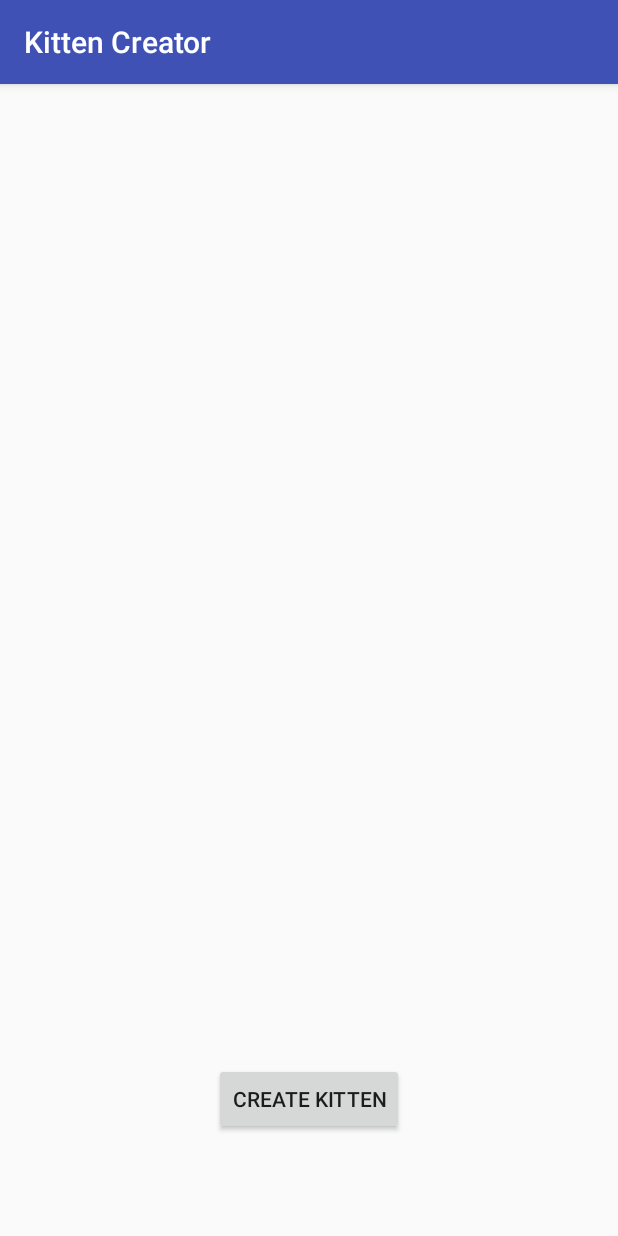
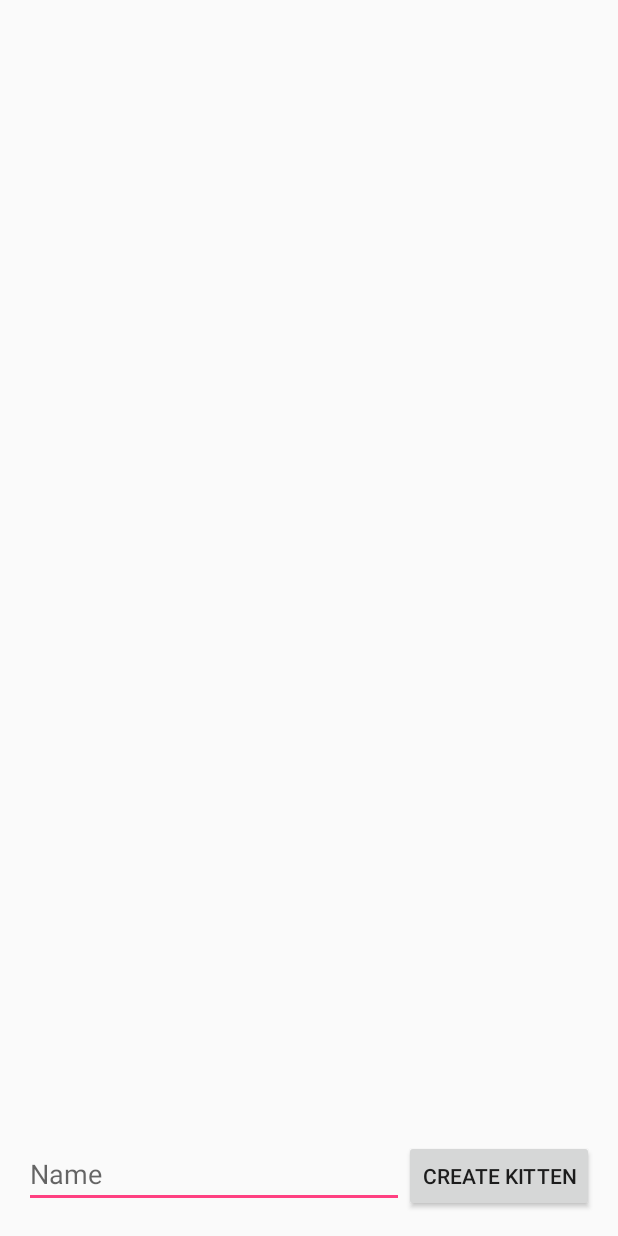
Before and after one commit to Summer-Rose/Epicodus_ParseSubclass_Demo, an Android app: the screen it shows after launch (MainActivity), on a phone screen of 412 x 824 dp. Run offline under Robolectric (Android 15) with nearby library versions, the phone set to English and light mode, and no system bars; libraries missing offline, so code that uses them is left out: com.parse; 4 statements that could not run were skipped.

Commit message:
Add listview and arraylist adapter

```diff
--- a/app/src/main/java/com/example/guest/parsetest/MainActivity.java
+++ b/app/src/main/java/com/example/guest/parsetest/MainActivity.java
@@ -1,9 +1,10 @@
 package com.example.guest.parsetest;
 
-import android.support.v7.app.AppCompatActivity;
+import android.app.ListActivity;
 import android.os.Bundle;
 import android.view.View;
-import android.widget.TextView;
+import android.widget.ArrayAdapter;
+import android.widget.EditText;
 
 import com.parse.FindCallback;
 import com.parse.ParseException;
@@ -11,29 +12,36 @@ import com.parse.ParseException;
 import java.util.ArrayList;
 import java.util.List;
 
-public class MainActivity extends AppCompatActivity {
+public class MainActivity extends ListActivity {
+    ArrayAdapter<String> adapter;
 
     @Override
     protected void onCreate(Bundle savedInstanceState) {
         super.onCreate(savedInstanceState);
         setContentView(R.layout.activity_main);
+
+        final EditText kittenNameEditText = (EditText) findViewById(R.id.kittenNameEditText);
+
         findViewById(R.id.createKittenButton).setOnClickListener(new View.OnClickListener() {
             @Override
             public void onClick(View v) {
-                Kitten meowsers = new Kitten("meowsers");
-                meowsers.saveInBackground();
+                String name = kittenNameEditText.getText().toString();
+                Kitten newKitten = new Kitten(name);
+                newKitten.saveInBackground();
+                adapter.add(name);
+                kittenNameEditText.setText("");
             }
         });
 
         Kitten.findAll(new FindCallback<Kitten>() {
             @Override
             public void done(List<Kitten> kittens, ParseException e) {
-                TextView kittenListText = (TextView) findViewById(R.id.kittenListText);
                 ArrayList<String> kittenNames = new ArrayList<String>();
                 for (int i = 0; i < kittens.size(); i++) {
                     kittenNames.add(kittens.get(i).getString("name"));
                 }
-                kittenListText.setText(kittenNames.toString());
+                adapter = new ArrayAdapter<String>(MainActivity.this, android.R.layout.simple_list_item_1, kittenNames);
+                setListAdapter(adapter);
             }
         });
 
--- a/app/src/main/res/layout/activity_main.xml
+++ b/app/src/main/res/layout/activity_main.xml
@@ -6,27 +6,29 @@
     android:paddingTop="@dimen/activity_vertical_margin"
     android:paddingBottom="@dimen/activity_vertical_margin" tools:context=".MainActivity">
 
-    <TextView
-        android:layout_width="wrap_content"
-        android:layout_height="wrap_content"
-        android:id="@+id/kittenListText"
-        android:layout_alignParentTop="true"
-        android:layout_centerHorizontal="true" />
-
     <Button
         android:layout_width="wrap_content"
         android:layout_height="wrap_content"
         android:text="Create Kitten"
         android:id="@+id/createKittenButton"
         android:layout_alignParentBottom="true"
-        android:layout_centerHorizontal="true"
-        android:layout_marginBottom="51dp" />
+        android:layout_alignParentRight="true"
+        android:layout_alignParentEnd="true"/>
 
     <ListView
         android:layout_width="wrap_content"
         android:layout_height="wrap_content"
         android:id="@android:id/list"
-        android:layout_below="@+id/kittenListText"
-        android:layout_centerHorizontal="true"
-        android:layout_above="@+id/createKittenButton" />
+        android:layout_centerHorizontal="true"/>
+
+    <EditText
+        android:layout_width="match_parent"
+        android:layout_height="wrap_content"
+        android:id="@+id/kittenNameEditText"
+        android:layout_alignTop="@+id/createKittenButton"
+        android:layout_alignParentLeft="true"
+        android:layout_alignParentStart="true"
+        android:layout_toLeftOf="@+id/createKittenButton"
+        android:layout_toStartOf="@+id/createKittenButton"
+        android:hint="Name"/>
 </RelativeLayout>
```
Also changed, not shown: 2 other files.
